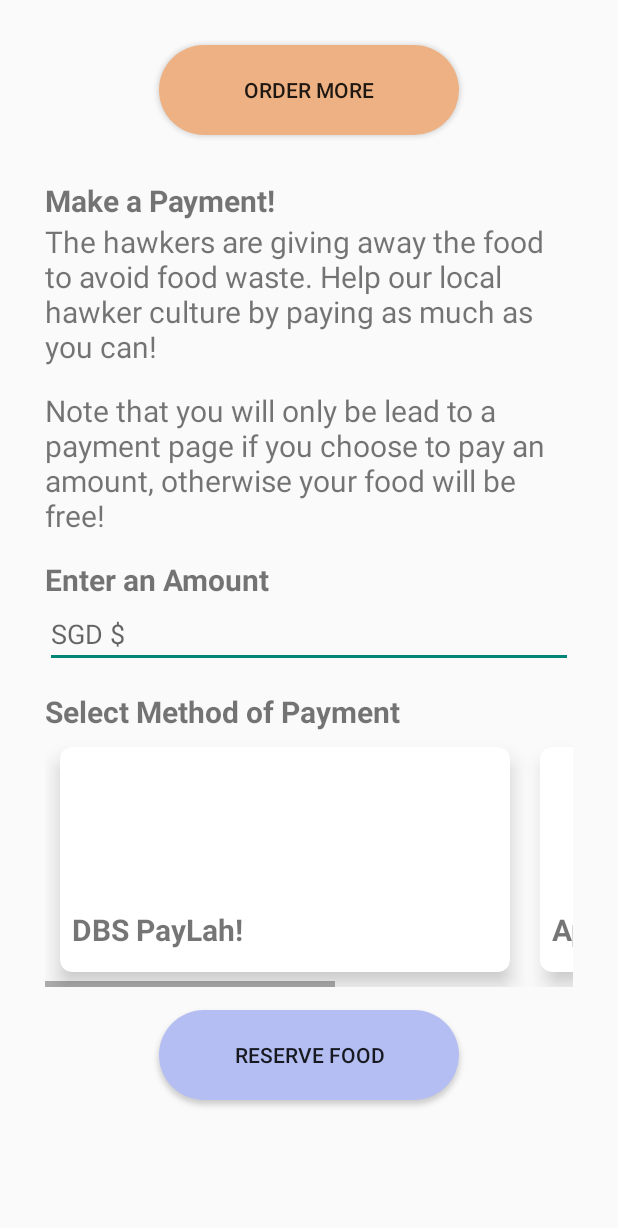
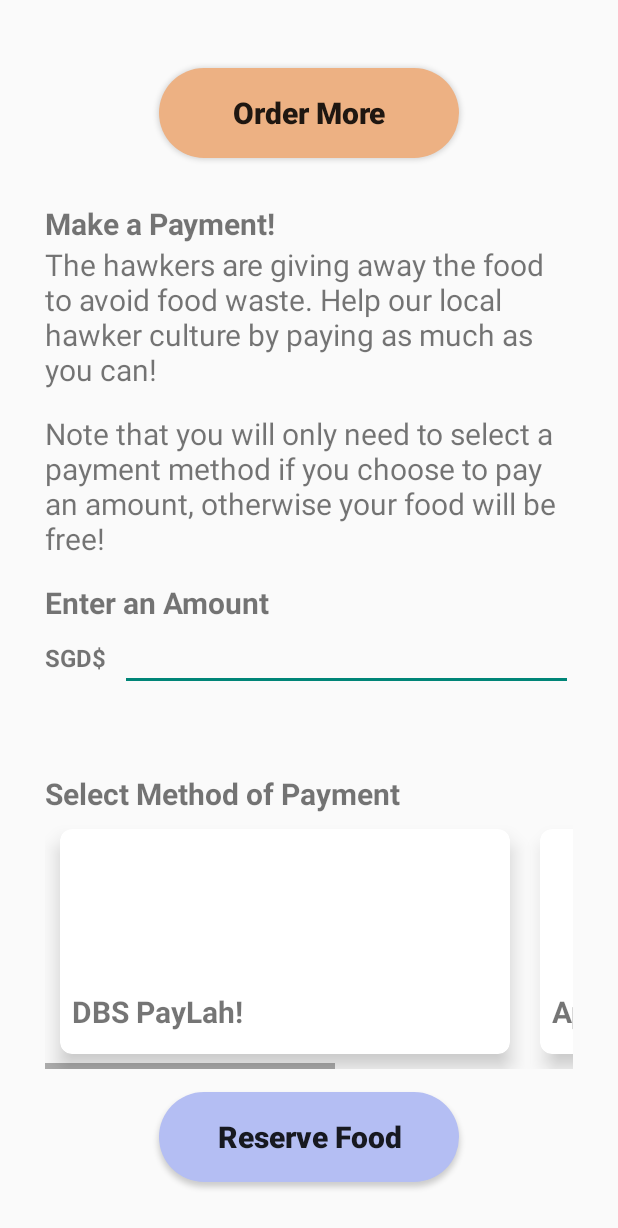
Before and after one commit to elyssatanxy/hawkergogo, an Android app: the Cart screen opened directly, with no data from a screen before it, on a phone screen of 412 x 824 dp. Shown: the top 1228 px of the screen. Run offline under Robolectric (Android 15) with nearby library versions, the phone set to English and light mode, and no system bars.

Commit message:
minor button updates

```diff
--- a/app/src/main/res/layout/cart.xml
+++ b/app/src/main/res/layout/cart.xml
@@ -1,8 +1,11 @@
 <?xml version="1.0" encoding="utf-8"?>
+<ScrollView
+    xmlns:android="http://schemas.android.com/apk/res/android"
+    xmlns:tools="http://schemas.android.com/tools"
+    android:layout_width="fill_parent"
+    android:layout_height="fill_parent">
 
     <LinearLayout
-    xmlns:android="http://schemas.android.com/apk/res/android"
-    xmlns:tools="http://schemas.android.com/tools"
         android:layout_width="fill_parent"
         android:layout_height="fill_parent"
         android:orientation="vertical"
@@ -12,14 +15,23 @@
         android:layout_marginEnd="30sp"
         tools:context="com.example.hawkergogo.Cart">
 
+        <androidx.recyclerview.widget.RecyclerView
+            android:id="@+id/cartRecycler"
+            android:scrollbars="horizontal"
+            android:layout_width="wrap_content"
+            android:layout_height="wrap_content"
+            android:layout_marginBottom="15sp" />
+
         <Button
             android:layout_width="200sp"
             android:layout_height="60sp"
             android:layout_marginTop="30sp"
             android:layout_marginBottom="30sp"
-        android:bottomRightRadius="100dp"
             android:layout_gravity="center"
             android:background="@drawable/rounded_button_orange"
+            android:textAllCaps="false"
+            android:textStyle="bold"
+            android:textSize="20sp"
             android:text="Order More"/>
 
         <TextView
@@ -44,7 +56,7 @@
             android:layout_height="wrap_content"
             android:layout_marginBottom="15sp"
             android:textSize="20sp"
-        android:text="Note that you will only be lead to a payment page if you choose to pay an amount, otherwise your food will be free!" />
+            android:text="Note that you will only need to select a payment method if you choose to pay an amount, otherwise your food will be free!" />
 
         <TextView
             android:layout_width="match_parent"
@@ -53,11 +65,23 @@
             android:textSize="20sp"
             android:text="Enter an Amount" />
 
+        <LinearLayout
+            android:layout_width="match_parent"
+            android:layout_height="100sp"
+            android:orientation="horizontal" >
+
+            <TextView
+                android:layout_width="50sp"
+                android:layout_height="wrap_content"
+                android:textStyle="bold"
+                android:textSize="16sp"
+                android:text="SGD$" />
+
             <com.google.android.material.textfield.MaterialAutoCompleteTextView
                 android:layout_width="match_parent"
                 android:layout_height="wrap_content"
-        android:layout_marginBottom="15sp"
-        android:hint="SGD $" />
+                android:layout_marginBottom="15sp" />
+        </LinearLayout>
 
         <TextView
             android:layout_width="match_parent"
@@ -77,8 +101,12 @@
             android:layout_width="200sp"
             android:layout_height="60sp"
             android:layout_gravity="center"
+            android:layout_marginBottom="30sp"
             android:background="@drawable/rounded_button_purple"
+            android:textAllCaps="false"
+            android:textStyle="bold"
+            android:textSize="20sp"
             android:text="Reserve Food"/>
 
-
     </LinearLayout>
+</ScrollView>
```
Lines whose indentation alone changed are shown as unchanged.
